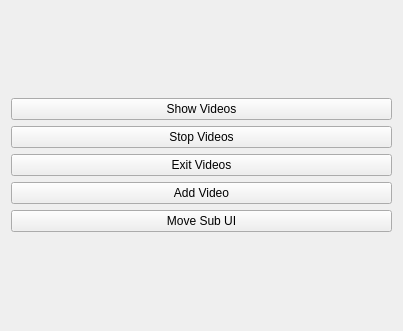
The window that _uiFiles/example.ui (201524495/2021_MultiMedia) describes before a commit, drawn with Qt 5.
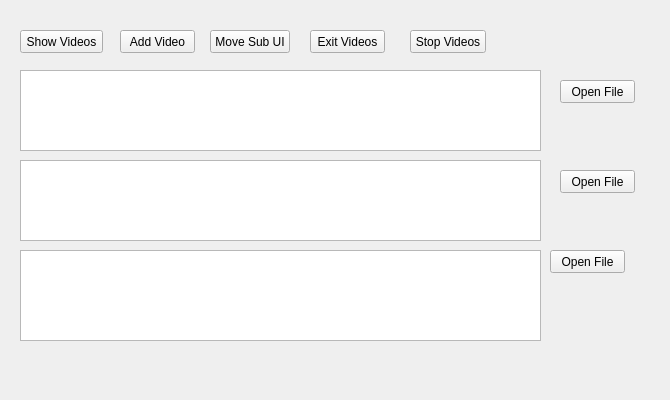
The same window after the commit.

Patch:
```diff
--- a/_uiFiles/example.ui
+++ b/_uiFiles/example.ui
@@ -6,54 +6,159 @@
    <rect>
     <x>0</x>
     <y>0</y>
-    <width>403</width>
-    <height>331</height>
+    <width>670</width>
+    <height>400</height>
    </rect>
   </property>
+  <property name="sizePolicy">
+   <sizepolicy hsizetype="Minimum" vsizetype="Minimum">
+    <horstretch>0</horstretch>
+    <verstretch>0</verstretch>
+   </sizepolicy>
+  </property>
+  <property name="minimumSize">
+   <size>
+    <width>670</width>
+    <height>400</height>
+   </size>
+  </property>
   <property name="windowTitle">
    <string>Form</string>
   </property>
-  <layout class="QGridLayout" name="gridLayout">
-   <item row="0" column="0">
-    <layout class="QVBoxLayout" name="verticalLayout">
-     <item>
-      <widget class="QPushButton" name="show_pushButton">
-       <property name="text">
-        <string>Show Videos</string>
-       </property>
-      </widget>
-     </item>
-     <item>
-      <widget class="QPushButton" name="stop_pushButton">
-       <property name="text">
-        <string>Stop Videos</string>
-       </property>
-      </widget>
-     </item>
-     <item>
-      <widget class="QPushButton" name="exit_pushButton">
-       <property name="text">
-        <string>Exit Videos</string>
-       </property>
-      </widget>
-     </item>
-     <item>
-      <widget class="QPushButton" name="addVideo_pushButton">
-       <property name="text">
-        <string>Add Video</string>
-       </property>
-      </widget>
-     </item>
-     <item>
-      <widget class="QPushButton" name="move_pushButton">
-       <property name="text">
-        <string>Move Sub UI</string>
-       </property>
-      </widget>
-     </item>
-    </layout>
-   </item>
-  </layout>
+  <widget class="QPlainTextEdit" name="plainTextEdit_1">
+   <property name="geometry">
+    <rect>
+     <x>20</x>
+     <y>70</y>
+     <width>521</width>
+     <height>81</height>
+    </rect>
+   </property>
+  </widget>
+  <widget class="QPlainTextEdit" name="plainTextEdit_2">
+   <property name="geometry">
+    <rect>
+     <x>20</x>
+     <y>160</y>
+     <width>521</width>
+     <height>81</height>
+    </rect>
+   </property>
+  </widget>
+  <widget class="QPlainTextEdit" name="plainTextEdit_3">
+   <property name="geometry">
+    <rect>
+     <x>20</x>
+     <y>250</y>
+     <width>521</width>
+     <height>91</height>
+    </rect>
+   </property>
+  </widget>
+  <widget class="QPushButton" name="open_pushButton_2">
+   <property name="geometry">
+    <rect>
+     <x>560</x>
+     <y>170</y>
+     <width>75</width>
+     <height>23</height>
+    </rect>
+   </property>
+   <property name="text">
+    <string>Open File</string>
+   </property>
+  </widget>
+  <widget class="QPushButton" name="open_pushButton_3">
+   <property name="geometry">
+    <rect>
+     <x>550</x>
+     <y>250</y>
+     <width>75</width>
+     <height>23</height>
+    </rect>
+   </property>
+   <property name="text">
+    <string>Open File</string>
+   </property>
+  </widget>
+  <widget class="QPushButton" name="move_pushButton">
+   <property name="geometry">
+    <rect>
+     <x>210</x>
+     <y>30</y>
+     <width>80</width>
+     <height>23</height>
+    </rect>
+   </property>
+   <property name="text">
+    <string>Move Sub UI</string>
+   </property>
+  </widget>
+  <widget class="QPushButton" name="addVideo_pushButton">
+   <property name="geometry">
+    <rect>
+     <x>120</x>
+     <y>30</y>
+     <width>75</width>
+     <height>23</height>
+    </rect>
+   </property>
+   <property name="text">
+    <string>Add Video</string>
+   </property>
+  </widget>
+  <widget class="QPushButton" name="open_pushButton_1">
+   <property name="geometry">
+    <rect>
+     <x>560</x>
+     <y>80</y>
+     <width>75</width>
+     <height>23</height>
+    </rect>
+   </property>
+   <property name="text">
+    <string>Open File</string>
+   </property>
+  </widget>
+  <widget class="QPushButton" name="exit_pushButton">
+   <property name="geometry">
+    <rect>
+     <x>310</x>
+     <y>30</y>
+     <width>75</width>
+     <height>23</height>
+    </rect>
+   </property>
+   <property name="text">
+    <string>Exit Videos</string>
+   </property>
+  </widget>
+  <widget class="QPushButton" name="stop_pushButton">
+   <property name="geometry">
+    <rect>
+     <x>410</x>
+     <y>30</y>
+     <width>76</width>
+     <height>23</height>
+    </rect>
+   </property>
+   <property name="text">
+    <string>Stop Videos</string>
+   </property>
+  </widget>
+  <widget class="QPushButton" name="show_pushButton">
+   <property name="geometry">
+    <rect>
+     <x>20</x>
+     <y>30</y>
+     <width>83</width>
+     <height>23</height>
+    </rect>
+   </property>
+   <property name="text">
+    <string>Show Videos</string>
+   </property>
+  </widget>
  </widget>
  <resources/>
  <connections/>
```
